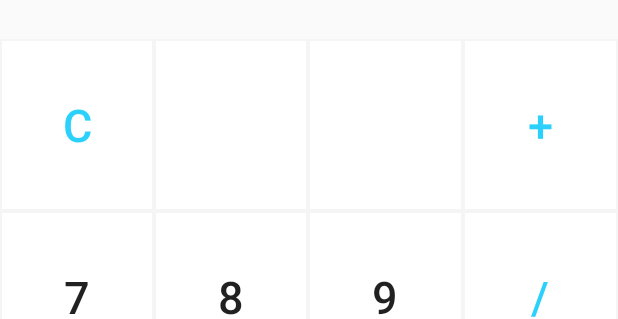
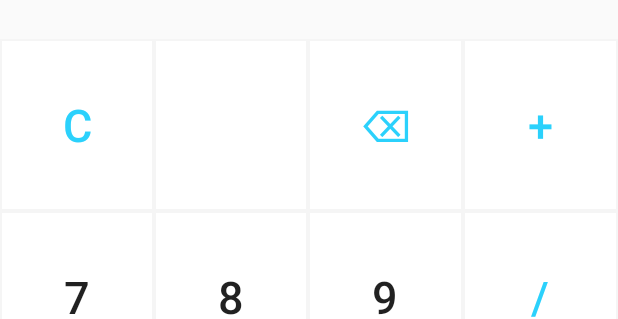
Before and after one commit to MadPotatos/Calculator, an Android app: the layout activity_main.xml on its own in the app's theme, with its tools: preview values and no code run, on a phone screen of 412 x 824 dp. Shown: the part 336-655 px from the top of the screen. Run offline under Robolectric (Android 15) with nearby library versions, the phone set to English and light mode, and no system bars.

Commit message:
Add backspace

```diff
--- a/app/src/main/res/layout/activity_main.xml
+++ b/app/src/main/res/layout/activity_main.xml
@@ -43,9 +43,11 @@
             tools:ignore="UsingOnClickInXml" />
 
         <Button
+            android:id="@+id/btnDelete"
             android:layout_width="0dp"
             android:layout_height="match_parent"
             android:layout_weight="1"
+            android:text="@string/backspace"
             android:textSize="30sp"
             android:textColor="@color/retro_blue"
             android:background="@drawable/btn_background"
--- a/app/src/main/res/values/strings.xml
+++ b/app/src/main/res/values/strings.xml
@@ -19,5 +19,6 @@
     <string name="equal">=</string>
     <string name="dot">.</string>
     <string name="_remain">%</string>
+    <string name="backspace">⌫</string>
 
 </resources>
```
Also changed, not shown: app/src/main/java/com/example/caculator/MainActivity.kt (+11 -0 lines).
